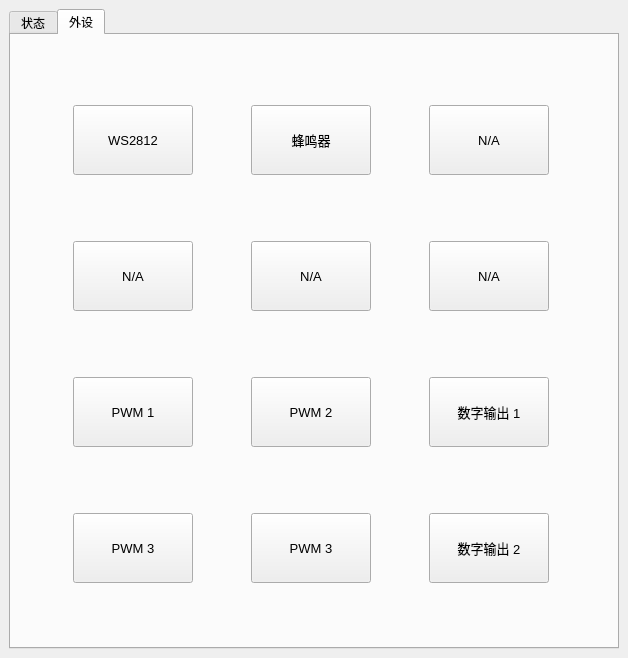
This is python_sdk/fc_gui/gui.ui in ElluIFX/ANO_LX_FC as Qt 5 draws it before an edit. The edited form follows.
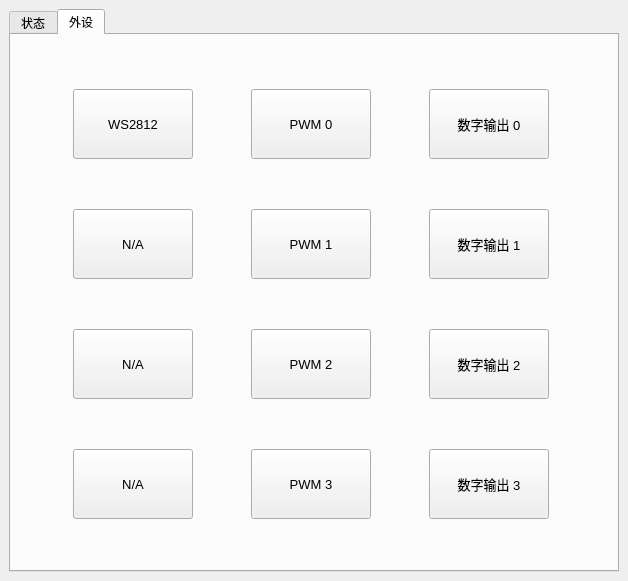
This is the edited form. The open tabs and pages were chosen to show the change.

Commit message: 🦄 refactor(外设模块): 更改io顺序, 合并蜂鸣器和数字输出

```diff
--- a/python_sdk/fc_gui/gui.ui
+++ b/python_sdk/fc_gui/gui.ui
@@ -7,13 +7,13 @@
     <x>0</x>
     <y>0</y>
     <width>628</width>
-    <height>658</height>
+    <height>581</height>
    </rect>
   </property>
   <property name="minimumSize">
    <size>
     <width>628</width>
-    <height>658</height>
+    <height>581</height>
    </size>
   </property>
   <property name="maximumSize">
@@ -1211,12 +1211,12 @@
           <x>10</x>
           <y>10</y>
           <width>581</width>
-          <height>601</height>
+          <height>521</height>
          </rect>
         </property>
         <layout class="QGridLayout" name="gridLayout">
-         <item row="3" column="1">
-          <widget class="QPushButton" name="btn_pwm_4">
+         <item row="3" column="2">
+          <widget class="QPushButton" name="btn_pwm_3">
            <property name="minimumSize">
             <size>
              <width>120</width>
@@ -1243,7 +1243,35 @@
            </property>
           </widget>
          </item>
-         <item row="2" column="0">
+         <item row="0" column="2">
+          <widget class="QPushButton" name="btn_pwm_0">
+           <property name="minimumSize">
+            <size>
+             <width>120</width>
+             <height>70</height>
+            </size>
+           </property>
+           <property name="maximumSize">
+            <size>
+             <width>120</width>
+             <height>70</height>
+            </size>
+           </property>
+           <property name="font">
+            <font>
+             <pointsize>10</pointsize>
+             <bold>false</bold>
+            </font>
+           </property>
+           <property name="text">
+            <string>PWM 0</string>
+           </property>
+           <property name="shortcut">
+            <string>W</string>
+           </property>
+          </widget>
+         </item>
+         <item row="1" column="2">
           <widget class="QPushButton" name="btn_pwm_1">
            <property name="minimumSize">
             <size>
@@ -1271,8 +1299,8 @@
            </property>
           </widget>
          </item>
-         <item row="1" column="0">
-          <widget class="QPushButton" name="btn_rgb_13">
+         <item row="3" column="3">
+          <widget class="QPushButton" name="btn_io_3">
            <property name="minimumSize">
             <size>
              <width>120</width>
@@ -1292,98 +1320,14 @@
             </font>
            </property>
            <property name="text">
-            <string>N/A</string>
+            <string>数字输出 3</string>
            </property>
            <property name="shortcut">
             <string>W</string>
            </property>
           </widget>
          </item>
-         <item row="3" column="0">
-          <widget class="QPushButton" name="btn_pwm_3">
-           <property name="minimumSize">
-            <size>
-             <width>120</width>
-             <height>70</height>
-            </size>
-           </property>
-           <property name="maximumSize">
-            <size>
-             <width>120</width>
-             <height>70</height>
-            </size>
-           </property>
-           <property name="font">
-            <font>
-             <pointsize>10</pointsize>
-             <bold>false</bold>
-            </font>
-           </property>
-           <property name="text">
-            <string>PWM 3</string>
-           </property>
-           <property name="shortcut">
-            <string>W</string>
-           </property>
-          </widget>
-         </item>
-         <item row="0" column="1">
-          <widget class="QPushButton" name="btn_buzzer">
-           <property name="minimumSize">
-            <size>
-             <width>120</width>
-             <height>70</height>
-            </size>
-           </property>
-           <property name="maximumSize">
-            <size>
-             <width>120</width>
-             <height>70</height>
-            </size>
-           </property>
-           <property name="font">
-            <font>
-             <pointsize>10</pointsize>
-             <bold>false</bold>
-            </font>
-           </property>
-           <property name="text">
-            <string>蜂鸣器</string>
-           </property>
-           <property name="shortcut">
-            <string>W</string>
-           </property>
-          </widget>
-         </item>
-         <item row="1" column="1">
-          <widget class="QPushButton" name="btn_rgb_11">
-           <property name="minimumSize">
-            <size>
-             <width>120</width>
-             <height>70</height>
-            </size>
-           </property>
-           <property name="maximumSize">
-            <size>
-             <width>120</width>
-             <height>70</height>
-            </size>
-           </property>
-           <property name="font">
-            <font>
-             <pointsize>10</pointsize>
-             <bold>false</bold>
-            </font>
-           </property>
-           <property name="text">
-            <string>N/A</string>
-           </property>
-           <property name="shortcut">
-            <string>W</string>
-           </property>
-          </widget>
-         </item>
-         <item row="2" column="1">
+         <item row="2" column="2">
           <widget class="QPushButton" name="btn_pwm_2">
            <property name="minimumSize">
             <size>
@@ -1411,7 +1355,7 @@
            </property>
           </widget>
          </item>
-         <item row="3" column="2">
+         <item row="2" column="3">
           <widget class="QPushButton" name="btn_io_2">
            <property name="minimumSize">
             <size>
@@ -1439,7 +1383,35 @@
            </property>
           </widget>
          </item>
-         <item row="1" column="2">
+         <item row="1" column="1">
+          <widget class="QPushButton" name="btn_rgb_11">
+           <property name="minimumSize">
+            <size>
+             <width>120</width>
+             <height>70</height>
+            </size>
+           </property>
+           <property name="maximumSize">
+            <size>
+             <width>120</width>
+             <height>70</height>
+            </size>
+           </property>
+           <property name="font">
+            <font>
+             <pointsize>10</pointsize>
+             <bold>false</bold>
+            </font>
+           </property>
+           <property name="text">
+            <string>N/A</string>
+           </property>
+           <property name="shortcut">
+            <string>W</string>
+           </property>
+          </widget>
+         </item>
+         <item row="2" column="1">
           <widget class="QPushButton" name="btn_rgb_16">
            <property name="minimumSize">
             <size>
@@ -1467,7 +1439,7 @@
            </property>
           </widget>
          </item>
-         <item row="2" column="2">
+         <item row="1" column="3">
           <widget class="QPushButton" name="btn_io_1">
            <property name="minimumSize">
             <size>
@@ -1495,7 +1467,7 @@
            </property>
           </widget>
          </item>
-         <item row="0" column="2">
+         <item row="3" column="1">
           <widget class="QPushButton" name="btn_rgb_12">
            <property name="minimumSize">
             <size>
@@ -1523,7 +1495,35 @@
            </property>
           </widget>
          </item>
-         <item row="0" column="0">
+         <item row="0" column="3">
+          <widget class="QPushButton" name="btn_io_0">
+           <property name="minimumSize">
+            <size>
+             <width>120</width>
+             <height>70</height>
+            </size>
+           </property>
+           <property name="maximumSize">
+            <size>
+             <width>120</width>
+             <height>70</height>
+            </size>
+           </property>
+           <property name="font">
+            <font>
+             <pointsize>10</pointsize>
+             <bold>false</bold>
+            </font>
+           </property>
+           <property name="text">
+            <string>数字输出 0</string>
+           </property>
+           <property name="shortcut">
+            <string>W</string>
+           </property>
+          </widget>
+         </item>
+         <item row="0" column="1">
           <widget class="QPushButton" name="btn_rgb">
            <property name="minimumSize">
             <size>
```
Left out of the diff: 8 changed lines with no effect on the pictures. The commit also changes 7 other files.
